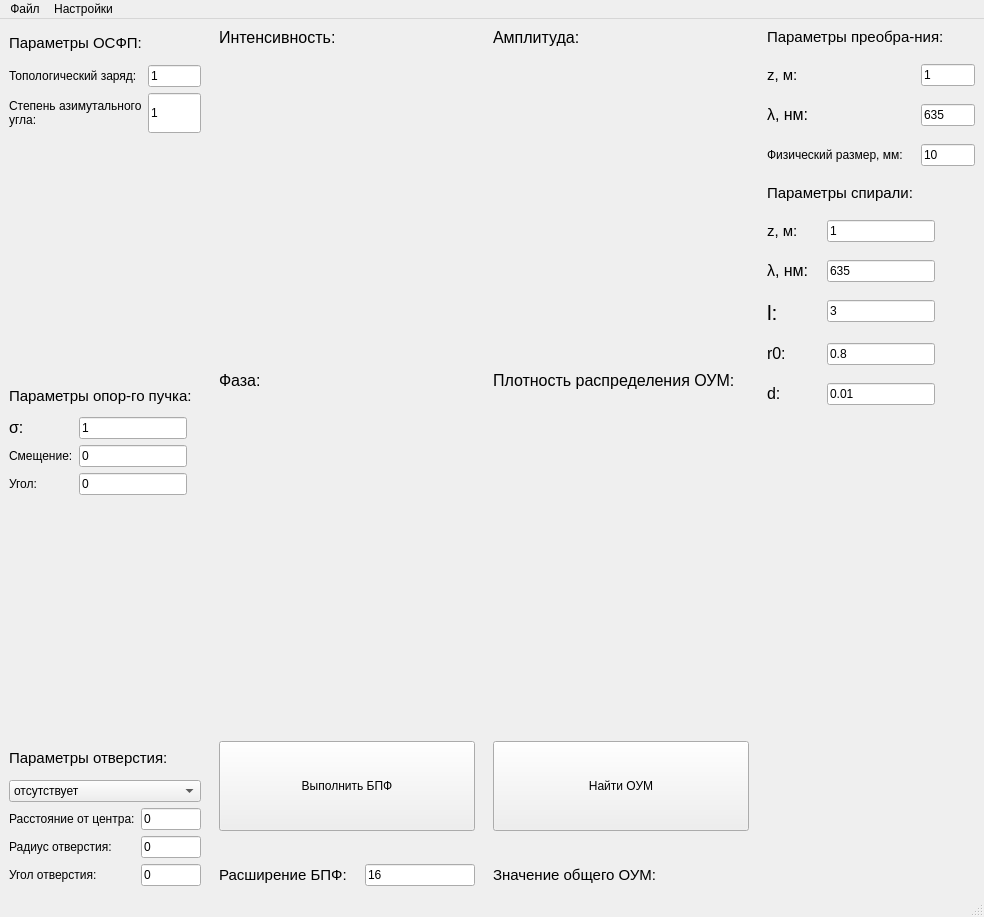
This is mainwindow.ui in Laufinsconsca/vortex-processing as Qt 5 draws it before an edit. The edited form follows.
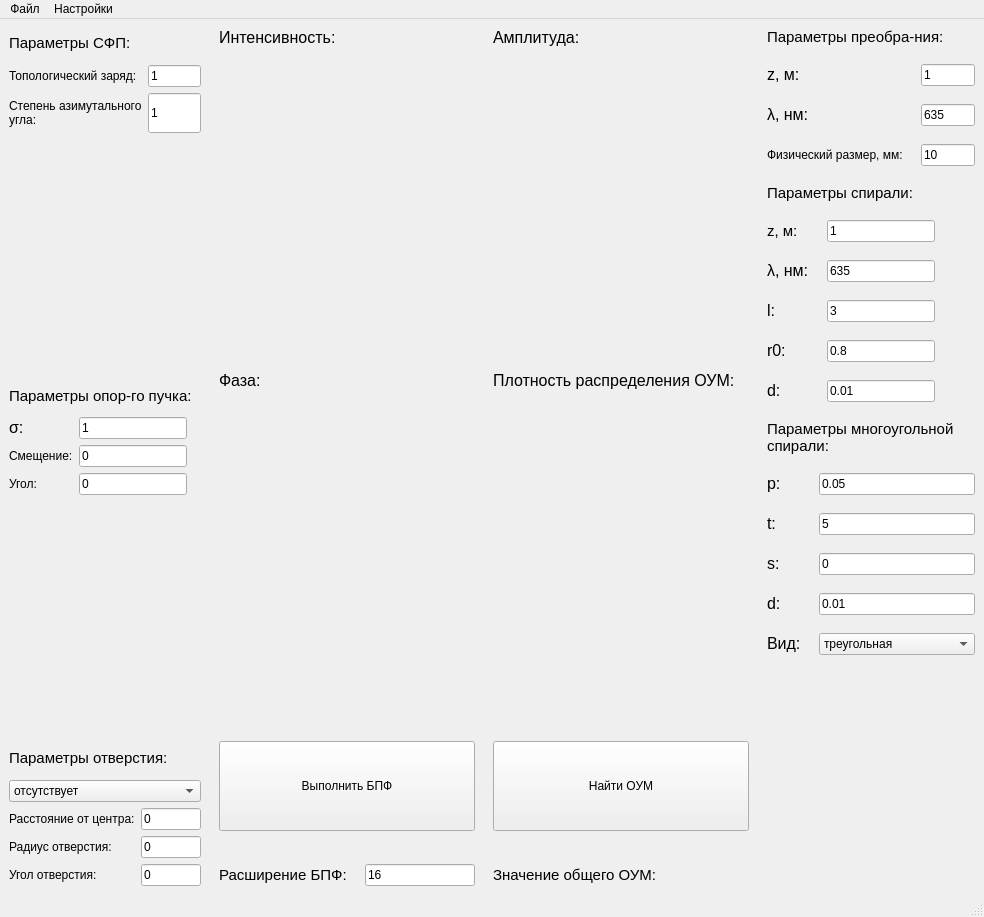
This is the edited form. Icons and pictures are not drawn.

Diff of the .ui file:
```diff
--- a/mainwindow.ui
+++ b/mainwindow.ui
@@ -86,7 +86,7 @@
          </size>
         </property>
         <property name="text">
-         <string>&lt;html&gt;&lt;head/&gt;&lt;body&gt;&lt;p&gt;&lt;span style=&quot; font-size:11pt;&quot;&gt;Параметры ОСФП:&lt;/span&gt;&lt;/p&gt;&lt;/body&gt;&lt;/html&gt;</string>
+         <string>&lt;html&gt;&lt;head/&gt;&lt;body&gt;&lt;p&gt;&lt;span style=&quot; font-size:11pt;&quot;&gt;Параметры СФП:&lt;/span&gt;&lt;/p&gt;&lt;/body&gt;&lt;/html&gt;</string>
         </property>
        </widget>
       </item>
@@ -954,7 +954,7 @@
         <item row="0" column="0">
          <widget class="QLabel" name="label_2">
           <property name="text">
-           <string>&lt;html&gt;&lt;head/&gt;&lt;body&gt;&lt;p&gt;&lt;span style=&quot; font-size:11pt;&quot;&gt;z, м:&lt;/span&gt;&lt;/p&gt;&lt;/body&gt;&lt;/html&gt;</string>
+           <string>&lt;html&gt;&lt;head/&gt;&lt;body&gt;&lt;p&gt;&lt;span style=&quot; font-size:12pt;&quot;&gt;z, м:&lt;/span&gt;&lt;/p&gt;&lt;/body&gt;&lt;/html&gt;</string>
           </property>
          </widget>
         </item>
@@ -1051,7 +1051,7 @@
         <item row="2" column="0">
          <widget class="QLabel" name="label_7">
           <property name="text">
-           <string>&lt;html&gt;&lt;head/&gt;&lt;body&gt;&lt;p&gt;&lt;span style=&quot; font-size:16pt;&quot;&gt;l:&lt;/span&gt;&lt;/p&gt;&lt;/body&gt;&lt;/html&gt;</string>
+           <string>&lt;html&gt;&lt;head/&gt;&lt;body&gt;&lt;p&gt;&lt;span style=&quot; font-size:12pt;&quot;&gt;l:&lt;/span&gt;&lt;/p&gt;&lt;/body&gt;&lt;/html&gt;</string>
           </property>
          </widget>
         </item>
@@ -1107,64 +1107,106 @@
        </layout>
       </item>
       <item>
-       <widget class="QLabel" name="spiral_image">
-        <property name="minimumSize">
-         <size>
-          <width>192</width>
-          <height>192</height>
-         </size>
-        </property>
-        <property name="maximumSize">
-         <size>
-          <width>192</width>
-          <height>192</height>
-         </size>
-        </property>
+       <widget class="QLabel" name="label_20">
         <property name="text">
-         <string/>
+         <string>&lt;html&gt;&lt;head/&gt;&lt;body&gt;&lt;p&gt;&lt;span style=&quot; font-size:11pt;&quot;&gt;Параметры многоугольной спирали:&lt;/span&gt;&lt;/p&gt;&lt;/body&gt;&lt;/html&gt;</string>
         </property>
-        <property name="scaledContents">
+        <property name="wordWrap">
          <bool>true</bool>
         </property>
        </widget>
       </item>
       <item>
-       <spacer name="verticalSpacer_6">
-        <property name="orientation">
-         <enum>Qt::Vertical</enum>
-        </property>
-        <property name="sizeType">
-         <enum>QSizePolicy::Fixed</enum>
-        </property>
-        <property name="sizeHint" stdset="0">
-         <size>
-          <width>192</width>
-          <height>7</height>
-         </size>
-        </property>
-       </spacer>
+       <layout class="QFormLayout" name="formLayout_7">
+        <item row="0" column="1">
+         <widget class="QLineEdit" name="pitch_line">
+          <property name="text">
+           <string>0.05</string>
+          </property>
+         </widget>
+        </item>
+        <item row="0" column="0">
+         <widget class="QLabel" name="label_21">
+          <property name="text">
+           <string>&lt;html&gt;&lt;head/&gt;&lt;body&gt;&lt;p&gt;&lt;span style=&quot; font-size:12pt;&quot;&gt;p:&lt;/span&gt;&lt;/p&gt;&lt;/body&gt;&lt;/html&gt;</string>
+          </property>
+         </widget>
+        </item>
+        <item row="1" column="0">
+         <widget class="QLabel" name="label_22">
+          <property name="text">
+           <string>&lt;html&gt;&lt;head/&gt;&lt;body&gt;&lt;p&gt;&lt;span style=&quot; font-size:12pt;&quot;&gt;t:&lt;/span&gt;&lt;/p&gt;&lt;/body&gt;&lt;/html&gt;</string>
+          </property>
+         </widget>
+        </item>
+        <item row="2" column="0">
+         <widget class="QLabel" name="label_23">
+          <property name="text">
+           <string>&lt;html&gt;&lt;head/&gt;&lt;body&gt;&lt;p&gt;&lt;span style=&quot; font-size:12pt;&quot;&gt;s:&lt;/span&gt;&lt;/p&gt;&lt;/body&gt;&lt;/html&gt;</string>
+          </property>
+         </widget>
+        </item>
+        <item row="3" column="0">
+         <widget class="QLabel" name="label_24">
+          <property name="text">
+           <string>&lt;html&gt;&lt;head/&gt;&lt;body&gt;&lt;p&gt;&lt;span style=&quot; font-size:12pt;&quot;&gt;d:&lt;/span&gt;&lt;/p&gt;&lt;/body&gt;&lt;/html&gt;</string>
+          </property>
+         </widget>
+        </item>
+        <item row="1" column="1">
+         <widget class="QLineEdit" name="total_line">
+          <property name="text">
+           <string>5</string>
+          </property>
+         </widget>
+        </item>
+        <item row="2" column="1">
+         <widget class="QLineEdit" name="skip_line">
+          <property name="text">
+           <string>0</string>
+          </property>
+         </widget>
+        </item>
+        <item row="3" column="1">
+         <widget class="QLineEdit" name="spiral_thickness_2_line">
+          <property name="text">
+           <string>0.01</string>
+          </property>
+         </widget>
+        </item>
+        <item row="4" column="0">
+         <widget class="QLabel" name="label_25">
+          <property name="text">
+           <string>&lt;html&gt;&lt;head/&gt;&lt;body&gt;&lt;p&gt;&lt;span style=&quot; font-size:12pt;&quot;&gt;Вид:&lt;/span&gt;&lt;/p&gt;&lt;/body&gt;&lt;/html&gt;</string>
+          </property>
+         </widget>
+        </item>
+        <item row="4" column="1">
+         <widget class="QComboBox" name="polygonal_spiral_type_combo_box">
+          <property name="currentText">
+           <string>квадратная</string>
+          </property>
+          <item>
+           <property name="text">
+            <string>треугольная</string>
+           </property>
+          </item>
+          <item>
+           <property name="text">
+            <string>квадратная</string>
+           </property>
+          </item>
+          <item>
+           <property name="text">
+            <string>пятиугольная</string>
+           </property>
+          </item>
+         </widget>
+        </item>
+       </layout>
       </item>
       <item>
-       <widget class="QLabel" name="spiral_color_scheme_label">
-        <property name="minimumSize">
-         <size>
-          <width>192</width>
-          <height>0</height>
-         </size>
-        </property>
-        <property name="maximumSize">
-         <size>
-          <width>192</width>
-          <height>16777215</height>
-         </size>
-        </property>
-        <property name="text">
-         <string>&lt;html&gt;&lt;head/&gt;&lt;body&gt;&lt;p&gt;&lt;br/&gt;&lt;/p&gt;&lt;/body&gt;&lt;/html&gt;</string>
-        </property>
-       </widget>
-      </item>
-      <item>
-       <widget class="QLabel" name="phase_type_label">
+       <widget class="QLabel" name="amplitude_type_label">
         <property name="text">
          <string/>
         </property>
```
Left out of the diff: 69 changed lines with no effect on the pictures.
